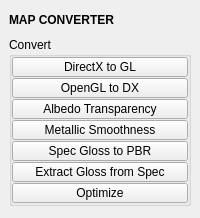
First picture: the form in pythontk/img_utils/map_converter.ui, repository m3trik/pythontk, before the edit.
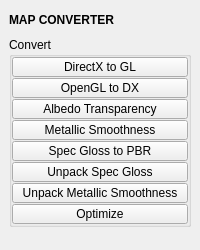
Second picture: the form after the edit. Custom widgets are drawn as their Qt base class.

Diff of the .ui file:
```diff
--- a/pythontk/img_utils/map_converter.ui
+++ b/pythontk/img_utils/map_converter.ui
@@ -10,7 +10,7 @@
     <x>0</x>
     <y>0</y>
     <width>200</width>
-    <height>218</height>
+    <height>250</height>
    </rect>
   </property>
   <property name="tabShape">
@@ -238,7 +238,32 @@
             <string>&lt;html&gt;&lt;head/&gt;&lt;body&gt;&lt;p&gt;&lt;span style=&quot; font-weight:600;&quot;&gt;Extract Glossiness from Specular&lt;/span&gt;&lt;br/&gt;Extracts the Glossiness map from the Specular map's alpha channel.&lt;br/&gt;&lt;br/&gt;&lt;span style=&quot; font-weight:600;&quot;&gt;Usage:&lt;/span&gt; Select a &lt;span style=&quot; font-weight:600;&quot;&gt;Specular &lt;/span&gt;map.&lt;br/&gt;&lt;br/&gt;- If extraction fails, the &lt;span style=&quot; font-weight:600;&quot;&gt;Roughness&lt;/span&gt; map will be approximated using the &lt;span style=&quot; font-weight:600;&quot;&gt;Specular&lt;/span&gt; map.&lt;br/&gt;- If an existing &lt;span style=&quot; font-weight:600;&quot;&gt;Roughness&lt;/span&gt; map of the same name exists, it will be &lt;span style=&quot; font-weight:600;&quot;&gt;overwritten&lt;/span&gt;. &lt;/p&gt;&lt;/body&gt;&lt;/html&gt;</string>
            </property>
            <property name="text">
-            <string>Extract Gloss from Spec</string>
+            <string>Unpack Spec Gloss</string>
+           </property>
+          </widget>
+         </item>
+         <item>
+          <widget class="QPushButton" name="b004">
+           <property name="enabled">
+            <bool>true</bool>
+           </property>
+           <property name="minimumSize">
+            <size>
+             <width>0</width>
+             <height>20</height>
+            </size>
+           </property>
+           <property name="maximumSize">
+            <size>
+             <width>16777215</width>
+             <height>20</height>
+            </size>
+           </property>
+           <property name="toolTip">
+            <string>&lt;html&gt;&lt;head/&gt;&lt;body&gt;&lt;p&gt;&lt;span style=&quot; font-weight:600;&quot;&gt;UnPack MetallicSmoothness into separate Metallic and Smoothness maps.&lt;/span&gt;&lt;br/&gt;&lt;br/&gt;&lt;span style=&quot; font-weight:600;&quot;&gt;Usage:&lt;/span&gt; Select a &lt;span style=&quot; font-weight:600;&quot;&gt;MetallicSmoothness&lt;/span&gt; map. Select multiple maps from different sets to batch process.&lt;br/&gt;&lt;br/&gt;- If an existing &lt;span style=&quot; font-weight:600;&quot;&gt;Metallic or Smoothness&lt;/span&gt; map of the same name exists, it will be &lt;span style=&quot; font-weight:600;&quot;&gt;overwritten&lt;/span&gt;.&lt;/p&gt;&lt;/body&gt;&lt;/html&gt;</string>
+           </property>
+           <property name="text">
+            <string>Unpack Metallic Smoothness</string>
            </property>
           </widget>
          </item>
```
Left out of the diff: 2 changed lines with no effect on the pictures.
